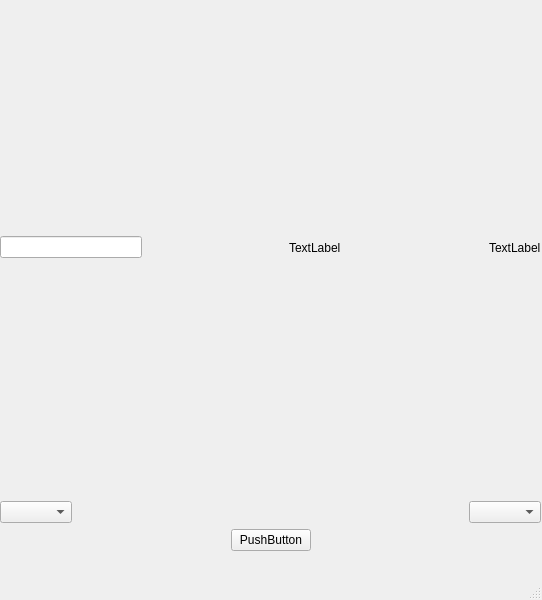
olafathuman/UnitConverter, file menu_ui.ui: the form before one commit.
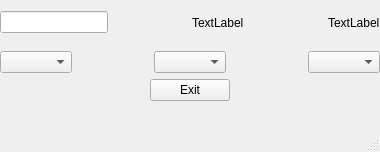
The form after the commit.

```diff
--- a/menu_ui.ui
+++ b/menu_ui.ui
@@ -6,10 +6,16 @@
    <rect>
     <x>0</x>
     <y>0</y>
-    <width>542</width>
-    <height>600</height>
+    <width>380</width>
+    <height>152</height>
    </rect>
   </property>
+  <property name="sizePolicy">
+   <sizepolicy hsizetype="Fixed" vsizetype="Fixed">
+    <horstretch>0</horstretch>
+    <verstretch>0</verstretch>
+   </sizepolicy>
+  </property>
   <property name="maximumSize">
    <size>
     <width>16777215</width>
@@ -31,8 +37,8 @@
      <rect>
       <x>0</x>
       <y>0</y>
-      <width>541</width>
-      <height>551</height>
+      <width>380</width>
+      <height>101</height>
      </rect>
     </property>
     <layout class="QVBoxLayout" name="verticalLayout" stretch="0,0,0">
@@ -89,7 +95,23 @@
      <item>
       <layout class="QHBoxLayout" name="horizontalLayout_2">
        <item>
-        <widget class="QComboBox" name="comboBox"/>
+        <widget class="QComboBox" name="typeBox"/>
+       </item>
+       <item>
+        <spacer name="horizontalSpacer_6">
+         <property name="orientation">
+          <enum>Qt::Horizontal</enum>
+         </property>
+         <property name="sizeHint" stdset="0">
+          <size>
+           <width>40</width>
+           <height>20</height>
+          </size>
+         </property>
+        </spacer>
+       </item>
+       <item>
+        <widget class="QComboBox" name="fromBox"/>
        </item>
        <item>
         <spacer name="horizontalSpacer_3">
@@ -127,7 +149,7 @@
        <item>
         <widget class="QPushButton" name="pushButton">
          <property name="text">
-          <string>PushButton</string>
+          <string>Exit</string>
          </property>
         </widget>
        </item>
```
Left out of the diff: 6 changed lines with no effect on the pictures.
